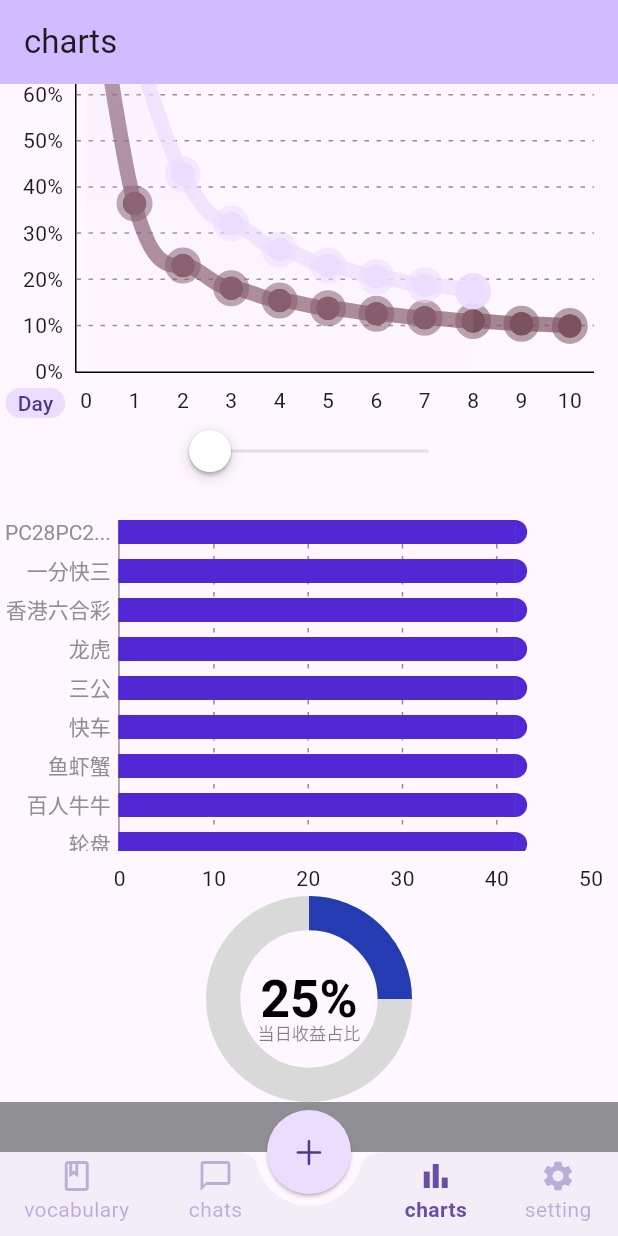
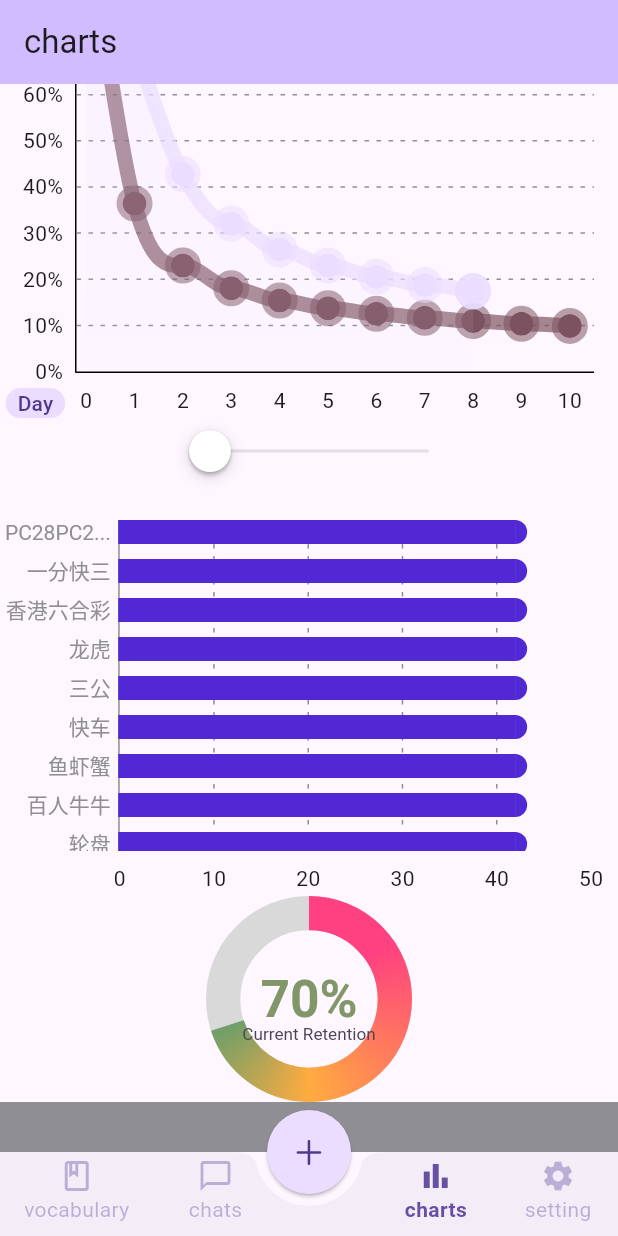
Before and after one commit to cia1099/ai_vocabulary, a Flutter app: the screen it shows after launch, item 3 of the bottom bar chosen, scrolled down 467 dp, on a phone screen of 412 x 824 dp. Run offline on Flutter 3.47's test engine with Material 3 defaults, Android fonts, the phone set to English and light mode, and no system bars; drawn by our look-alikes of fl_chart, flutter_platform_widgets; our stand-ins replace audioplayers, azlistview, dotted_line, flutter_spinkit, lottie, reorderable_grid_view and 2 more; missing offline and left inert: flutter_web_frame, record, sqlite3.

Commit message:
upgraded pie chart become colorized and like rainbow

```diff
--- a/im_charts/lib/src/im_pie_chart.dart
+++ b/im_charts/lib/src/im_pie_chart.dart
@@ -1,4 +1,6 @@
+import 'dart:io';
 import 'dart:math' as math;
+import 'package:flutter/cupertino.dart';
 import 'package:flutter/material.dart';
 
 class ImPieChart extends StatefulWidget {
@@ -13,33 +15,50 @@ class _ImPieChartState extends State<ImPieChart>
     with SingleTickerProviderStateMixin {
   final velocity = 0.5;
   late final controller = AnimationController(
-      vsync: this,
-      duration:
-          Duration(milliseconds: (widget.percentage / velocity * 1e3).round()))
-    ..forward();
+      vsync: this, duration: Durations.extralong1
+      // Duration(milliseconds: (widget.percentage / velocity * 1e3).round()),
+      );
   @override
   Widget build(BuildContext context) {
+    controller.animateTo(widget.percentage.clamp(.0, 1.0));
+    final colorScheme = Theme.of(context).colorScheme;
     return LayoutBuilder(
       builder: (context, constraints) {
         final localSize = Size(constraints.maxWidth, constraints.maxHeight);
-        return AnimatedBuilder(
-          animation: controller,
-          builder: (context, child) => CustomPaint(
-            painter: _RingPainter(
-                progress: controller.value,
-                percentage: widget.percentage.clamp(0.0, 1.0)),
-            size: localSize,
+        return CustomPaint(
+          painter: _RingPainter(
+            progress: controller,
+            // subtitleColor: DefaultTextStyle.of(context).style.color,
+            subtitleColor: colorScheme.onSecondaryContainer,
+            colors: Platform.isIOS || Platform.isMacOS
+                ? [
+                    CupertinoColors.systemPink.resolveFrom(context),
+                    CupertinoColors.systemOrange.resolveFrom(context),
+                    CupertinoColors.systemMint.resolveFrom(context),
+                  ]
+                : const [Colors.pinkAccent, Colors.orangeAccent, Colors.teal],
           ),
+          size: localSize,
         );
       },
     );
   }
+
+  @override
+  void dispose() {
+    controller.stop();
+    controller.dispose();
+    super.dispose();
+  }
 }
 
 class _RingPainter extends CustomPainter {
-  final double percentage;
-  final double progress;
-  _RingPainter({this.percentage = 0, this.progress = 1});
+  final Animation progress;
+  final List<Color> colors;
+  final Color? subtitleColor;
+  _RingPainter(
+      {required this.progress, required this.colors, this.subtitleColor})
+      : super(repaint: progress);
 
   @override
   void paint(Canvas canvas, Size size) {
@@ -51,40 +70,50 @@ class _RingPainter extends CustomPainter {
         Paint()
           ..style = PaintingStyle.stroke
           ..strokeWidth = strokeWidth
-          ..color = Color(0xFFD9D9D9));
+          ..color = const Color(0xFFD9D9D9));
+    final rect =
+        Rect.fromCircle(center: c, radius: size.height / 2 - strokeWidth / 2);
     canvas.drawArc(
-        Rect.fromCircle(center: c, radius: size.height / 2 - strokeWidth / 2),
+        rect,
         -math.pi / 2,
-        progress * 2 * math.pi * percentage,
+        progress.value * 2 * math.pi,
         false,
         Paint()
           ..style = PaintingStyle.stroke
           ..strokeWidth = strokeWidth
-          ..color = Color(0xFF243BB2));
+          ..shader = SweepGradient(
+                  transform: const GradientRotation(-math.pi / 2),
+                  stops: const [.15, .5, .85],
+                  colors: colors)
+              .createShader(rect));
     var textPainter = TextPainter(
         text: TextSpan(
-            text: '当日收益占比',
+            text: 'Current Retention',
             style: TextStyle(
-                color: Color(0x85121212),
-                fontSize: size.height / 12,
-                fontWeight: FontWeight.w400)),
+              fontSize: size.height / 12,
+              fontWeight: FontWeight.w400,
+              color: subtitleColor,
+            )),
         textDirection: TextDirection.ltr)
       ..layout();
     var textRect = Offset.zero & textPainter.size;
     final shift = Offset(0, size.height / 6);
     textPainter.paint(canvas, c + shift - textRect.center);
 
+    final t = progress.value;
     textPainter.text = TextSpan(
-        text: (progress * percentage * 100).toStringAsFixed(0) + '%',
+        text: '${(progress.value * 100).toStringAsFixed(0)}%',
         style: TextStyle(
-            color: Colors.black,
-            fontSize: size.height / 4,
-            fontWeight: FontWeight.w600));
+          fontSize: size.height / 4,
+          fontWeight: FontWeight.w600,
+          color: Color.lerp(Color.lerp(colors[0], colors[1], t),
+              Color.lerp(colors[1], colors[2], t), t),
+        ));
     textPainter.layout();
     textRect = Offset.zero & textPainter.size;
     textPainter.paint(canvas, c - textRect.center);
   }
 
   @override
-  bool shouldRepaint(covariant _RingPainter oldDelegate) => true;
+  bool shouldRepaint(covariant _RingPainter oldDelegate) => false;
 }
--- a/lib/views/chart_tab.dart
+++ b/lib/views/chart_tab.dart
@@ -52,7 +52,7 @@ class ChartTab extends StatelessWidget {
           const AspectRatio(
             aspectRatio: 3,
             child: ImPieChart(
-              percentage: .25,
+              percentage: .7,
             ),
           ),
           Container(
```
